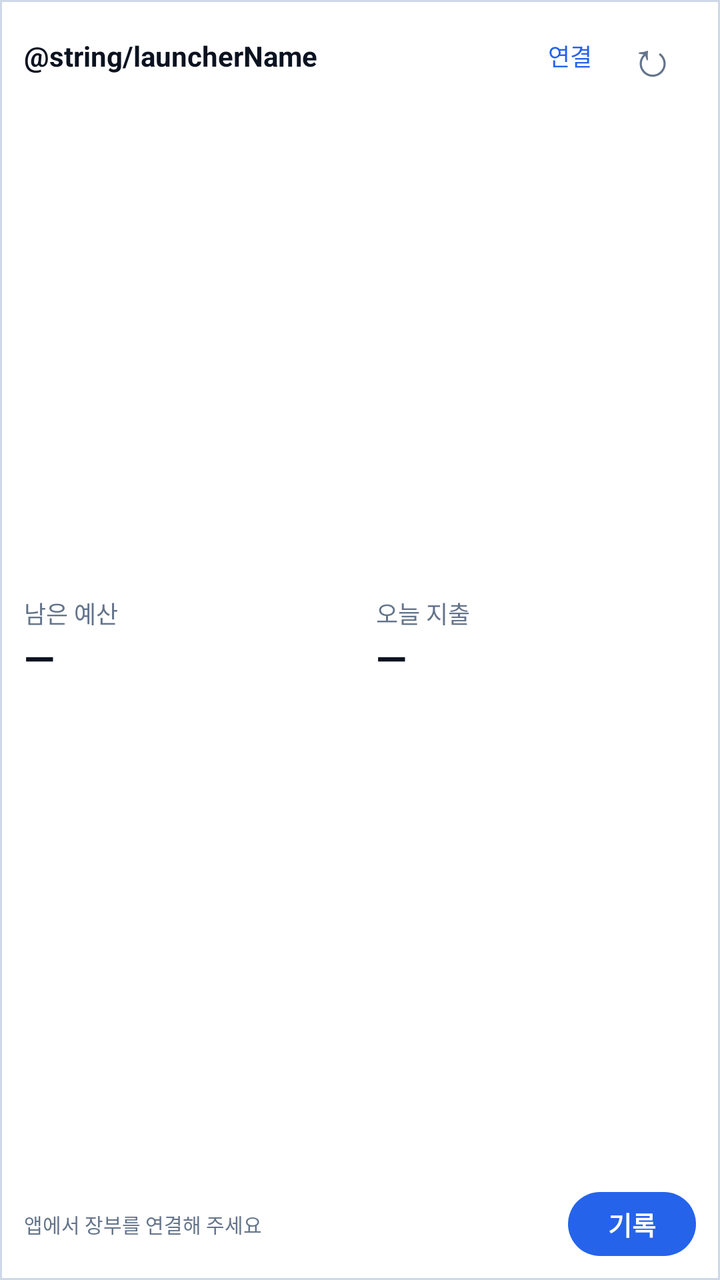
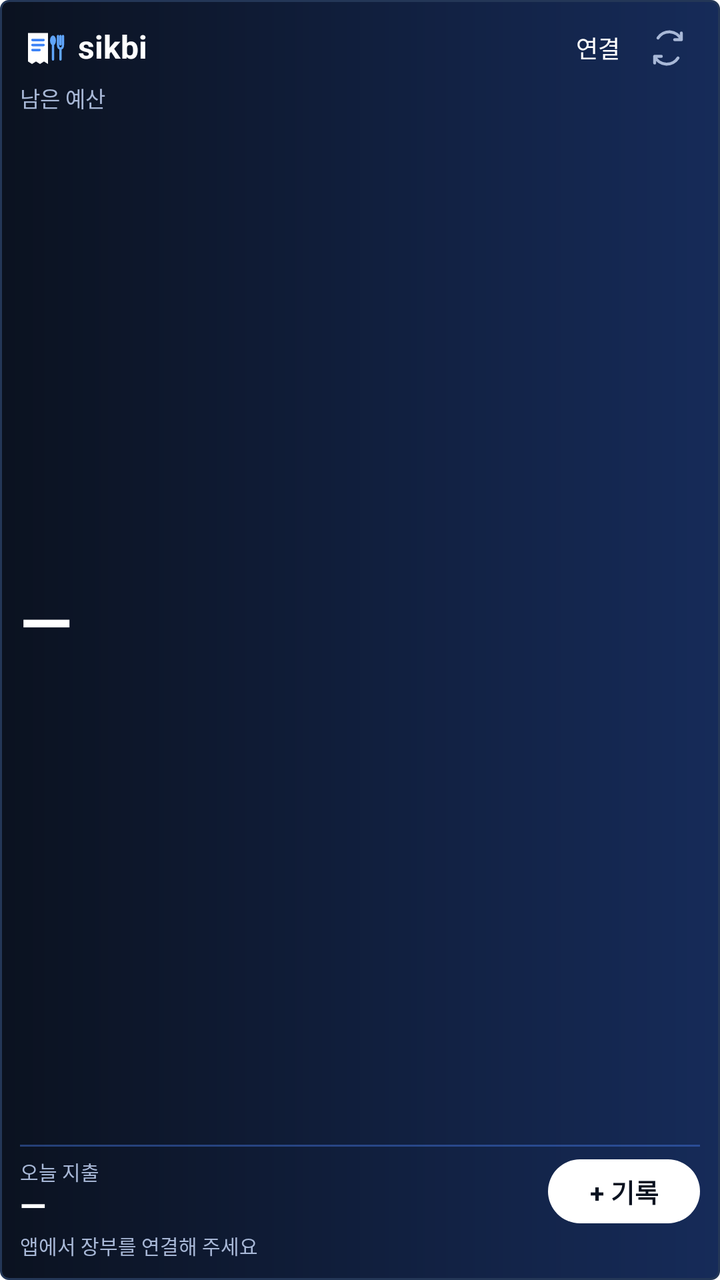

Two renders of the same Android screen: before a commit and after it. Below are the layout's source before the change and the commit's diff.
<!-- AndroidManifest.xml: application theme android:Theme.Translucent.NoTitleBar -->
<!-- res/layout/budget_widget.xml -->
<?xml version="1.0" encoding="utf-8"?>
<LinearLayout xmlns:android="http://schemas.android.com/apk/res/android"
    android:layout_width="match_parent" android:layout_height="match_parent"
    android:orientation="vertical" android:padding="12dp" android:background="@drawable/widget_panel">
    <LinearLayout android:layout_width="match_parent" android:layout_height="wrap_content" android:gravity="center_vertical">
        <TextView android:id="@+id/widget_brand" android:layout_width="0dp" android:layout_height="wrap_content" android:layout_weight="1"
            android:text="@string/launcherName" android:textColor="#0B1220" android:textSize="14sp" android:textStyle="bold" />
        <TextView android:id="@+id/widget_connect" android:layout_width="wrap_content" android:layout_height="32dp" android:gravity="center"
            android:paddingHorizontal="8dp" android:text="@string/widget_connect" android:textColor="#2563EB" android:textSize="12sp" />
        <TextView android:id="@+id/widget_refresh" android:layout_width="44dp" android:layout_height="32dp" android:gravity="center"
            android:text="↻" android:contentDescription="@string/widget_refresh" android:textSize="24sp" android:textColor="#64748B" />
    </LinearLayout>
    <LinearLayout android:layout_width="match_parent" android:layout_height="0dp" android:layout_weight="1" android:gravity="center_vertical">
        <LinearLayout android:layout_width="0dp" android:layout_height="wrap_content" android:layout_weight="1" android:orientation="vertical">
            <TextView android:layout_width="match_parent" android:layout_height="wrap_content" android:text="@string/widget_remaining" android:textColor="#64748B" android:textSize="12sp" />
            <TextView android:id="@+id/widget_remaining" android:layout_width="match_parent" android:layout_height="wrap_content"
                android:text="—" android:textSize="20sp" android:textStyle="bold" android:textColor="#0B1220" android:maxLines="1"
                android:autoSizeTextType="uniform" android:autoSizeMinTextSize="12sp" android:autoSizeMaxTextSize="20sp" android:autoSizeStepGranularity="1sp" />
        </LinearLayout>
        <LinearLayout android:layout_width="0dp" android:layout_height="wrap_content" android:layout_weight="1" android:orientation="vertical" android:paddingStart="8dp">
            <TextView android:layout_width="match_parent" android:layout_height="wrap_content" android:text="@string/widget_today" android:textColor="#64748B" android:textSize="12sp" />
            <TextView android:id="@+id/widget_today" android:layout_width="match_parent" android:layout_height="wrap_content"
                android:text="—" android:textSize="20sp" android:textStyle="bold" android:textColor="#0B1220" android:maxLines="1"
                android:autoSizeTextType="uniform" android:autoSizeMinTextSize="12sp" android:autoSizeMaxTextSize="20sp" android:autoSizeStepGranularity="1sp" />
        </LinearLayout>
    </LinearLayout>
    <LinearLayout android:layout_width="match_parent" android:layout_height="wrap_content" android:gravity="center_vertical">
        <TextView android:id="@+id/widget_status" android:layout_width="0dp" android:layout_height="wrap_content" android:layout_weight="1"
            android:text="@string/widget_login" android:textColor="#64748B" android:textSize="10sp" android:maxLines="2" />
        <TextView android:id="@+id/widget_record" android:layout_width="64dp" android:layout_height="32dp" android:layout_marginStart="8dp"
            android:gravity="center" android:text="@string/widget_record" android:textColor="#FFFFFF" android:textSize="13sp" android:textStyle="bold" android:background="@drawable/widget_button" />
    </LinearLayout>
</LinearLayout>
<!-- resources referenced by this layout -->
<resources>
  <!-- drawable widget_button (drawable) -->
  <shape xmlns:android="http://schemas.android.com/apk/res/android" android:shape="rectangle">
      <solid android:color="#2563EB" /><corners android:radius="999dp" />
  </shape>
  <!-- drawable widget_panel (drawable) -->
  <shape xmlns:android="http://schemas.android.com/apk/res/android" android:shape="rectangle">
      <solid android:color="#FFFFFF" /><stroke android:width="1dp" android:color="#CFD8E6" />
  </shape>
  <string name="widget_connect">연결</string>
  <string name="widget_login">앱에서 장부를 연결해 주세요</string>
  <string name="widget_record">기록</string>
  <string name="widget_refresh">새로고침</string>
  <string name="widget_remaining">남은 예산</string>
  <string name="widget_today">오늘 지출</string>
</resources>

<!-- the commit's change to res/layout/budget_widget.xml (unified diff, before → after) -->
@@ -1,33 +1,41 @@
 <?xml version="1.0" encoding="utf-8"?>
 <LinearLayout xmlns:android="http://schemas.android.com/apk/res/android"
     android:layout_width="match_parent" android:layout_height="match_parent"
-    android:orientation="vertical" android:padding="12dp" android:background="@drawable/widget_panel">
-    <LinearLayout android:layout_width="match_parent" android:layout_height="wrap_content" android:gravity="center_vertical">
-        <TextView android:id="@+id/widget_brand" android:layout_width="0dp" android:layout_height="wrap_content" android:layout_weight="1"
-            android:text="@string/launcherName" android:textColor="#0B1220" android:textSize="14sp" android:textStyle="bold" />
-        <TextView android:id="@+id/widget_connect" android:layout_width="wrap_content" android:layout_height="32dp" android:gravity="center"
-            android:paddingHorizontal="8dp" android:text="@string/widget_connect" android:textColor="#2563EB" android:textSize="12sp" />
-        <TextView android:id="@+id/widget_refresh" android:layout_width="44dp" android:layout_height="32dp" android:gravity="center"
-            android:text="↻" android:contentDescription="@string/widget_refresh" android:textSize="24sp" android:textColor="#64748B" />
+    android:orientation="vertical" android:padding="10dp" android:background="@drawable/widget_panel">
+    <LinearLayout android:layout_width="match_parent" android:layout_height="28dp" android:gravity="center_vertical">
+        <LinearLayout android:id="@+id/widget_brand" android:layout_width="0dp" android:layout_height="match_parent" android:layout_weight="1" android:gravity="center_vertical">
+            <ImageView android:layout_width="24dp" android:layout_height="24dp" android:src="@drawable/signature_mark" android:importantForAccessibility="no" />
+            <TextView android:layout_width="wrap_content" android:layout_height="wrap_content" android:layout_marginStart="5dp"
+                android:text="@string/widget_brand_name" android:textColor="#FFFFFF" android:textSize="16sp" android:textStyle="bold" android:includeFontPadding="false" />
+        </LinearLayout>
+        <TextView android:id="@+id/widget_connect" android:layout_width="wrap_content" android:layout_height="match_parent" android:gravity="center"
+            android:paddingStart="8dp" android:paddingEnd="8dp" android:text="@string/widget_connect" android:textColor="#FFFFFF" android:textSize="12sp" />
+        <ImageView android:id="@+id/widget_refresh" android:layout_width="32dp" android:layout_height="match_parent" android:padding="4dp"
+            android:src="@drawable/widget_refresh" android:contentDescription="@string/widget_refresh" />
     </LinearLayout>
     <LinearLayout android:layout_width="match_parent" android:layout_height="0dp" android:layout_weight="1" android:gravity="center_vertical">
-        <LinearLayout android:layout_width="0dp" android:layout_height="wrap_content" android:layout_weight="1" android:orientation="vertical">
-            <TextView android:layout_width="match_parent" android:layout_height="wrap_content" android:text="@string/widget_remaining" android:textColor="#64748B" android:textSize="12sp" />
-            <TextView android:id="@+id/widget_remaining" android:layout_width="match_parent" android:layout_height="wrap_content"
-                android:text="—" android:textSize="20sp" android:textStyle="bold" android:textColor="#0B1220" android:maxLines="1"
-                android:autoSizeTextType="uniform" android:autoSizeMinTextSize="12sp" android:autoSizeMaxTextSize="20sp" android:autoSizeStepGranularity="1sp" />
+        <LinearLayout android:id="@+id/widget_remaining_group" android:layout_width="0dp" android:layout_height="match_parent" android:layout_weight="1" android:orientation="vertical" android:paddingTop="3dp" android:paddingBottom="5dp">
+            <TextView android:id="@+id/widget_remaining_label" android:layout_width="match_parent" android:layout_height="wrap_content" android:text="@string/widget_remaining"
+                android:textColor="#A8B8D7" android:textSize="11sp" android:includeFontPadding="false" />
+            <TextView android:id="@+id/widget_remaining" android:layout_width="match_parent" android:layout_height="0dp" android:layout_weight="1" android:gravity="center_vertical"
+                android:text="—" android:textSize="32sp" android:textStyle="bold" android:textColor="#FFFFFF" android:maxLines="1" android:includeFontPadding="false"
+                android:autoSizeTextType="uniform" android:autoSizeMinTextSize="10sp" android:autoSizeMaxTextSize="34sp" android:autoSizeStepGranularity="1sp" />
         </LinearLayout>
-        <LinearLayout android:layout_width="0dp" android:layout_height="wrap_content" android:layout_weight="1" android:orientation="vertical" android:paddingStart="8dp">
-            <TextView android:layout_width="match_parent" android:layout_height="wrap_content" android:text="@string/widget_today" android:textColor="#64748B" android:textSize="12sp" />
-            <TextView android:id="@+id/widget_today" android:layout_width="match_parent" android:layout_height="wrap_content"
-                android:text="—" android:textSize="20sp" android:textStyle="bold" android:textColor="#0B1220" android:maxLines="1"
-                android:autoSizeTextType="uniform" android:autoSizeMinTextSize="12sp" android:autoSizeMaxTextSize="20sp" android:autoSizeStepGranularity="1sp" />
+        <TextView android:id="@+id/widget_period" android:layout_width="86dp" android:layout_height="match_parent" android:gravity="bottom|end" android:paddingBottom="8dp"
+            android:textColor="#A8B8D7" android:textSize="10sp" android:maxLines="1" android:visibility="gone" android:includeFontPadding="false" />
+    </LinearLayout>
+    <FrameLayout android:layout_width="match_parent" android:layout_height="1dp" android:background="#664C83F4" />
+    <LinearLayout android:layout_width="match_parent" android:layout_height="40dp" android:gravity="center_vertical" android:paddingTop="5dp">
+        <LinearLayout android:id="@+id/widget_today_group" android:layout_width="0dp" android:layout_height="match_parent" android:layout_weight="1" android:orientation="vertical" android:gravity="center_vertical">
+            <TextView android:id="@+id/widget_today_label" android:layout_width="match_parent" android:layout_height="wrap_content" android:text="@string/widget_today"
+                android:textColor="#A8B8D7" android:textSize="10sp" android:includeFontPadding="false" />
+            <TextView android:id="@+id/widget_today" android:layout_width="match_parent" android:layout_height="0dp" android:layout_weight="1" android:gravity="center_vertical"
+                android:text="—" android:textSize="21sp" android:textStyle="bold" android:textColor="#FFFFFF" android:maxLines="1" android:includeFontPadding="false"
+                android:autoSizeTextType="uniform" android:autoSizeMinTextSize="10sp" android:autoSizeMaxTextSize="21sp" android:autoSizeStepGranularity="1sp" />
         </LinearLayout>
+        <TextView android:id="@+id/widget_record" android:layout_width="76dp" android:layout_height="32dp" android:layout_marginStart="8dp" android:gravity="center"
+            android:text="@string/widget_record" android:textColor="#0B1220" android:textSize="13sp" android:textStyle="bold" android:background="@drawable/widget_button" />
     </LinearLayout>
-    <LinearLayout android:layout_width="match_parent" android:layout_height="wrap_content" android:gravity="center_vertical">
-        <TextView android:id="@+id/widget_status" android:layout_width="0dp" android:layout_height="wrap_content" android:layout_weight="1"
-            android:text="@string/widget_login" android:textColor="#64748B" android:textSize="10sp" android:maxLines="2" />
-        <TextView android:id="@+id/widget_record" android:layout_width="64dp" android:layout_height="32dp" android:layout_marginStart="8dp"
-            android:gravity="center" android:text="@string/widget_record" android:textColor="#FFFFFF" android:textSize="13sp" android:textStyle="bold" android:background="@drawable/widget_button" />
-    </LinearLayout>
+    <TextView android:id="@+id/widget_status" android:layout_width="match_parent" android:layout_height="wrap_content" android:layout_marginTop="2dp"
+        android:text="@string/widget_login" android:textColor="#A8B8D7" android:textSize="10sp" android:maxLines="2" android:includeFontPadding="false" />
 </LinearLayout>
<!-- resource entries referenced after the edit -->
@@ -1,16 +1,37 @@
 <!-- resources referenced by this layout -->
 <resources>
+  <!-- drawable signature_mark (drawable) -->
+  <vector xmlns:android="http://schemas.android.com/apk/res/android"
+      android:width="96dp" android:height="96dp" android:viewportWidth="96" android:viewportHeight="96">
+      <path android:pathData="M16,18h40v62l-8,-5 -8,5 -8,-5 -8,5 -8,-5V18Z" android:fillColor="#FFFFFF" />
+      <path android:pathData="M25,32h22M25,42h22M25,52h14" android:fillColor="@android:color/transparent"
+          android:strokeColor="#3B82F6" android:strokeWidth="5" android:strokeLineCap="round" />
+      <path android:pathData="M72,33a6,10 0,1 0,-12,0a6,10 0,1 0,12,0" android:fillColor="#60A5FA" />
+      <path android:pathData="M66,43v28M76,24v17M81,24v17M86,24v17M76,41c0,5 2,8 5,8s5,-3 5,-8M81,49v22"
+          android:fillColor="@android:color/transparent" android:strokeColor="#60A5FA" android:strokeWidth="4.5"
+          android:strokeLineCap="round" android:strokeLineJoin="round" />
+  </vector>
   <!-- drawable widget_button (drawable) -->
   <shape xmlns:android="http://schemas.android.com/apk/res/android" android:shape="rectangle">
-      <solid android:color="#2563EB" /><corners android:radius="999dp" />
+      <solid android:color="#FFFFFF" /><corners android:radius="999dp" />
   </shape>
   <!-- drawable widget_panel (drawable) -->
   <shape xmlns:android="http://schemas.android.com/apk/res/android" android:shape="rectangle">
-      <solid android:color="#FFFFFF" /><stroke android:width="1dp" android:color="#CFD8E6" />
+      <gradient android:angle="0" android:startColor="#0B1220" android:endColor="#162B59" />
+      <corners android:radius="4dp" />
+      <stroke android:width="1dp" android:color="#243757" />
   </shape>
+  <!-- drawable widget_refresh (drawable) -->
+  <vector xmlns:android="http://schemas.android.com/apk/res/android"
+      android:width="24dp" android:height="24dp" android:viewportWidth="24" android:viewportHeight="24">
+      <path android:pathData="M20,7V3M20,7H16M20,7A8,8 0,0 0,6 6M4,17V21M4,17H8M4,17A8,8 0,0 0,18 18"
+          android:fillColor="@android:color/transparent" android:strokeColor="#A8B8D7"
+          android:strokeWidth="1.8" android:strokeLineCap="round" android:strokeLineJoin="round" />
+  </vector>
+  <string name="widget_brand_name">sikbi</string>
   <string name="widget_connect">연결</string>
   <string name="widget_login">앱에서 장부를 연결해 주세요</string>
-  <string name="widget_record">기록</string>
+  <string name="widget_record">+ 기록</string>
   <string name="widget_refresh">새로고침</string>
   <string name="widget_remaining">남은 예산</string>
   <string name="widget_today">오늘 지출</string>
